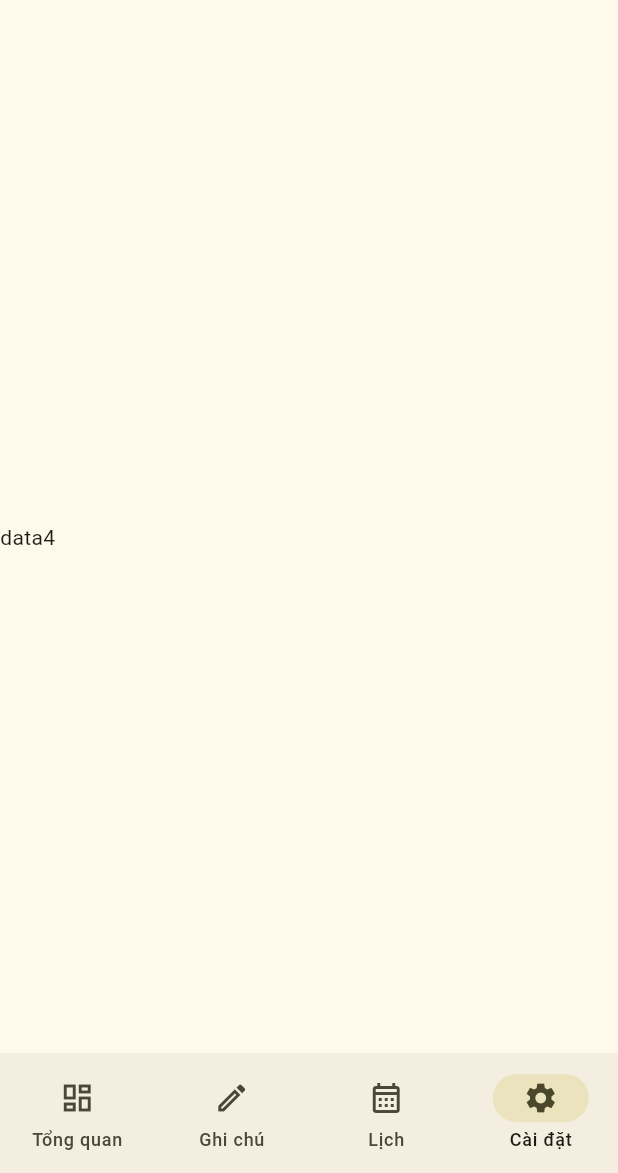
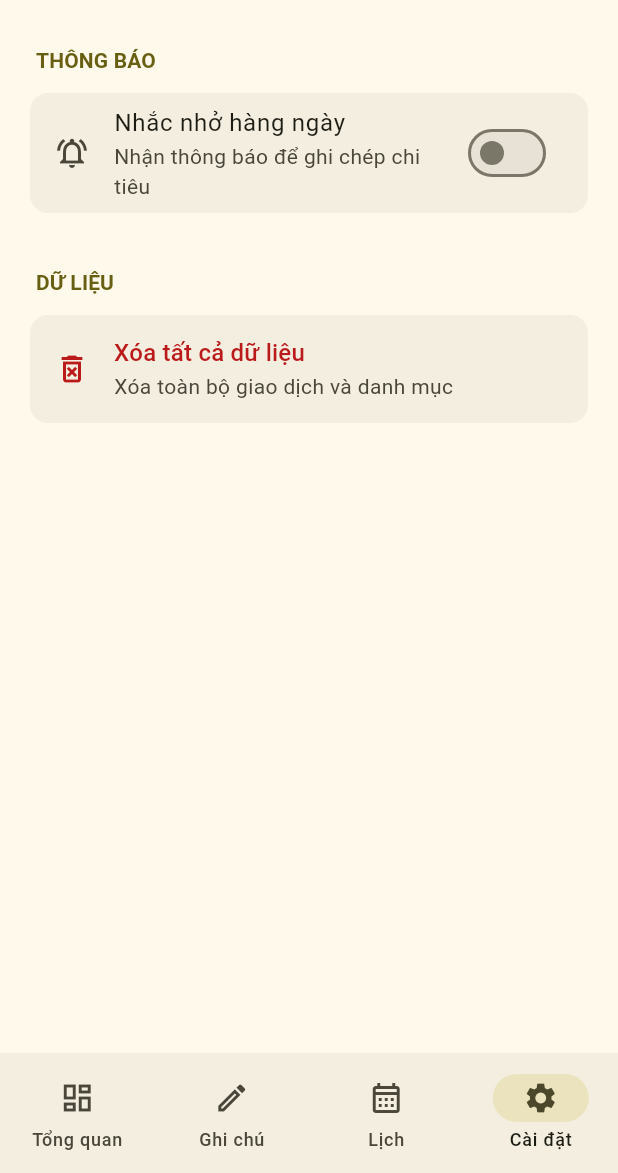
Before and after one commit to hellonamdeptrai/Naspend, a Flutter app: the screen it shows after launch, item 4 of the bottom bar chosen, on a phone screen of 412 x 824 dp, the part 63-1236 px from its top. Run offline on Flutter 3.47's test engine with Material 3 defaults, Android fonts, the phone set to English and light mode, and no system bars; our stand-ins replace currency_text_input_formatter, dio, drift, drift_flutter, flutter_local_notifications, go_router and 6 more; accounts and stored records are empty; generated files the repository leaves out were written again.

Commit message:
setting screen and notifi

```diff
--- a/lib/main.dart
+++ b/lib/main.dart
@@ -10,6 +10,7 @@ import 'package:naspend/ui/dashboard/view_model/dashboard_view_model.dart';
 import 'package:naspend/ui/home/view/home_screen.dart';
 import 'package:naspend/ui/home/view_model/home_view_model.dart';
 import 'package:naspend/ui/note/view_model/note_view_model.dart';
+import 'package:naspend/ui/setting/view_model/setting_view_model.dart';
 import 'package:naspend/ui/setting/view_model/theme_settings_view_model.dart';
 import 'package:provider/provider.dart';
 
@@ -33,6 +34,9 @@ void main() {
           context.read<AppDatabase>(),
         )),
         ChangeNotifierProvider(create: (context) => CalendarViewModel(
+          context.read<AppDatabase>(),
+        )),
+        ChangeNotifierProvider(create: (context) => SettingViewModel(
           context.read<AppDatabase>(),
         )),
       ],
--- a/lib/ui/category/view_model/add_category_view_model.dart
+++ b/lib/ui/category/view_model/add_category_view_model.dart
@@ -32,10 +32,12 @@ class AddCategoryViewModel extends ChangeNotifier {
   final TextEditingController controllerCategoryName = TextEditingController();
 
   final List<IconData> icons = const [
-    Icons.home, Icons.search, Icons.settings, Icons.person,
-    Icons.camera_alt, Icons.shopping_cart, Icons.favorite, Icons.music_note,
-    Icons.lightbulb, Icons.movie, Icons.phone, Icons.send,
-    Icons.wallet_giftcard, Icons.work, Icons.wifi, Icons.power_settings_new,
+    Icons.fastfood_outlined, Icons.face_outlined, Icons.shopping_bag_outlined,
+    Icons.medical_information_outlined, Icons.wine_bar_outlined,
+    Icons.shopping_cart_outlined, Icons.favorite, Icons.school_outlined,
+    Icons.water, Icons.movie, Icons.phone_android_outlined, Icons.directions_bus_outlined,
+    Icons.wallet_giftcard, Icons.work_outline, Icons.home_outlined,
+    Icons.sports_tennis, Icons.child_care_rounded, Icons.wallet_outlined
   ];
 
   final List<int> backgroundColors = const [
--- a/lib/ui/category/widgets/category_list_stream_builder.dart
+++ b/lib/ui/category/widgets/category_list_stream_builder.dart
@@ -52,7 +52,7 @@ class CategoryListStreamBuilder extends StatelessWidget {
               trailing: IconButton(
                 icon: const Icon(Icons.delete_outline, color: Colors.grey),
                 onPressed: () {
-                  viewModel.deleteCategory(category.id);
+                  viewModel.deleteCategory(context, category.id);
                 },
               ),
             );
--- a/lib/ui/home/view/home_screen.dart
+++ b/lib/ui/home/view/home_screen.dart
@@ -8,6 +8,7 @@ import 'package:naspend/ui/calendar/view/calendar_screen.dart';
 import 'package:naspend/ui/dashboard/view/dashboard_screen.dart';
 import 'package:naspend/ui/home/view_model/home_view_model.dart';
 import 'package:naspend/ui/note/view/note_screen.dart';
+import 'package:naspend/ui/setting/view/setting_screen.dart';
 import 'package:naspend/ui/setting/view_model/theme_settings_view_model.dart';
 import 'package:provider/provider.dart';
 
@@ -56,7 +57,7 @@ class _HomeScreenState extends State<HomeScreen> with SingleTickerProviderStateM
     ScreenSelected.dashboard => const DashboardScreen(),
     ScreenSelected.edit => const NoteScreen(),
     ScreenSelected.calendar => const CalendarScreen(),
-    ScreenSelected.setting => const Text('data4'),
+    ScreenSelected.setting => const SettingScreen(),
   };
 
   PreferredSizeWidget _createAppBar(ThemeSettingsViewModel themeVM) {
--- /dev/null
+++ b/lib/ui/setting/view/setting_screen.dart
@@ -0,0 +1,83 @@
+import 'package:flutter/material.dart';
+import 'package:naspend/ui/setting/view_model/setting_view_model.dart';
+import 'package:provider/provider.dart';
+
+class SettingScreen extends StatelessWidget {
+  const SettingScreen({super.key});
+
+  @override
+  Widget build(BuildContext context) {
+    final theme = Theme.of(context);
+    final fonts = theme.textTheme;
+    final colors = theme.colorScheme;
+    final viewModel = context.watch<SettingViewModel>();
+
+    return Expanded(
+      child: ListView(
+        padding: const EdgeInsets.symmetric(horizontal: 16.0, vertical: 8.0),
+        children: [
+          _buildSectionTitle(context, 'Thông báo'),
+          Card(
+            elevation: 0,
+            color: colors.surfaceContainer,
+            child: Column(
+              children: [
+                SwitchListTile(
+                  title: const Text('Nhắc nhở hàng ngày'),
+                  subtitle: const Text('Nhận thông báo để ghi chép chi tiêu'),
+                  value: viewModel.notificationsEnabled,
+                  onChanged: viewModel.toggleNotifications,
+                  secondary: const Icon(Icons.notifications_active_outlined),
+                ),
+                if (viewModel.notificationsEnabled)
+                  ListTile(
+                    title: const Text('Thời gian nhắc nhở'),
+                    trailing: Text(
+                      viewModel.notificationTime.format(context),
+                      style: fonts.titleMedium!.copyWith(
+                        color: colors.primary,
+                        fontWeight: FontWeight.bold
+                      )
+                    ),
+                    onTap: () => viewModel.selectNotificationTime(context),
+                  ),
+              ],
+            ),
+          ),
+          const SizedBox(height: 24),
+          _buildSectionTitle(context, 'Dữ liệu'),
+          Card(
+            elevation: 0,
+            color: colors.surfaceContainer,
+            child: ListTile(
+              leading: Icon(Icons.delete_forever_outlined, color: colors.error),
+              title: Text(
+                'Xóa tất cả dữ liệu',
+                style: fonts.titleMedium!.copyWith(color: colors.error),
+              ),
+              subtitle: const Text('Xóa toàn bộ giao dịch và danh mục'),
+              onTap: () => viewModel.clearAllData(context),
+            ),
+          ),
+        ],
+      ),
+    );
+  }
+
+  Widget _buildSectionTitle(BuildContext context, String title) {
+    final theme = Theme.of(context);
+    final fonts = theme.textTheme;
+    final colors = theme.colorScheme;
+
+    return Padding(
+      padding: const EdgeInsets.all(8.0),
+      child: Text(
+        title.toUpperCase(),
+        style: fonts.labelLarge!.copyWith(
+          color: colors.primary,
+          fontWeight: FontWeight.bold,
+        ),
+      ),
+    );
+  }
+}
--- a/pubspec.yaml
+++ b/pubspec.yaml
@@ -48,6 +48,9 @@ dependencies:
   table_calendar: ^3.2.0
   scrollable_positioned_list: ^0.3.8
   collection: ^1.19.1
+  currency_text_input_formatter: ^2.3.0
+  flutter_local_notifications: ^19.4.1
+  timezone: ^0.10.1
 
 dev_dependencies:
   flutter_test:
```
Also changed, not shown: lib/core/services/notification_service.dart (added, +113 -0 lines), lib/data/datasources/local/database.dart (+88 -0 lines), lib/ui/category/view_model/category_view_model.dart (+56 -3 lines), lib/ui/note/view/note_screen.dart (+10 -54 lines), lib/ui/note/view_model/note_view_model.dart (+58 -2 lines), lib/ui/setting/view_model/setting_view_model.dart (added, +106 -0 lines), pubspec.lock, 4 other files.
